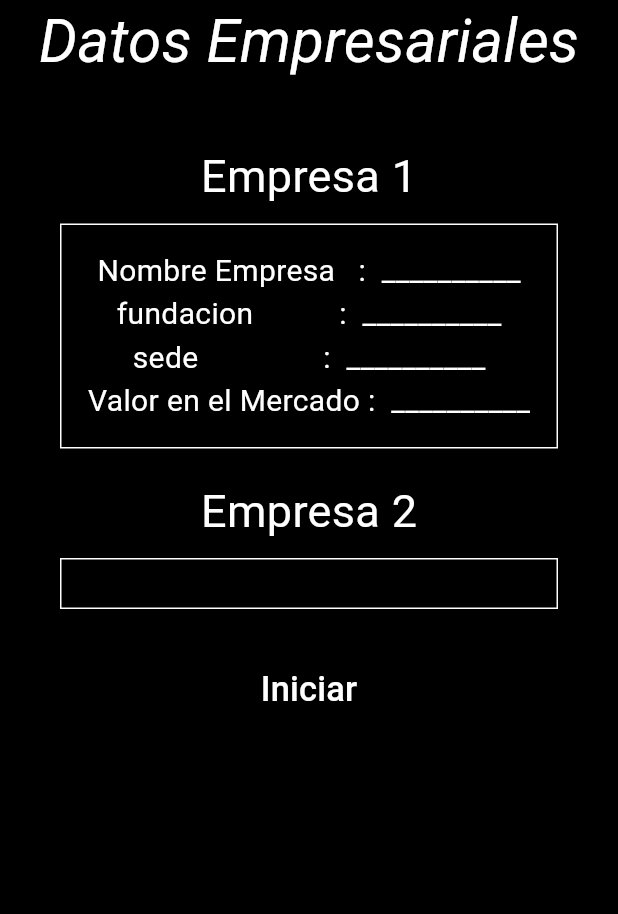
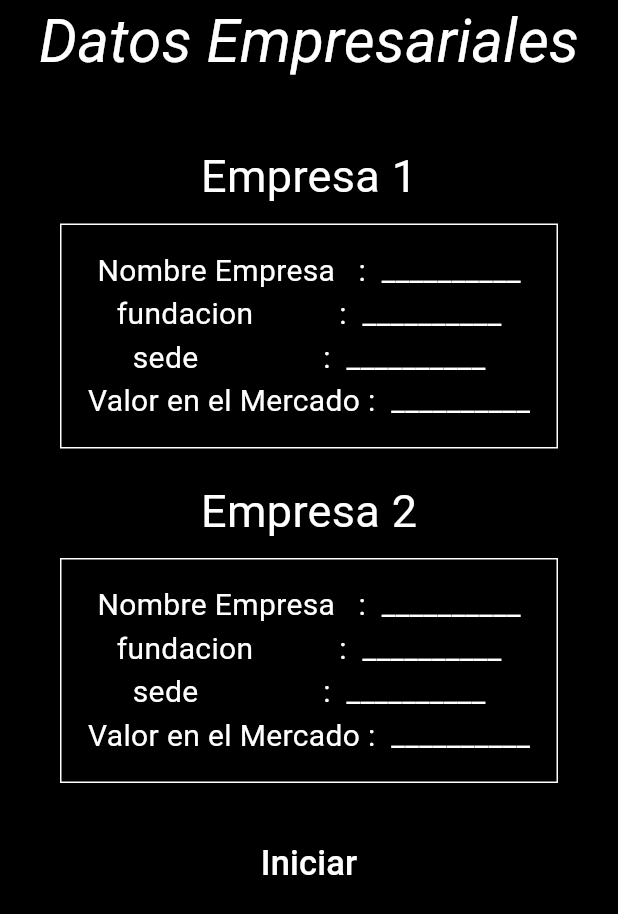
Before and after one commit to julio763284/Proyecto-21-08-2025, a Flutter app: the screen it shows after launch, on a phone screen of 412 x 824 dp. Shown: the top 914 px of the screen. Run offline on Flutter 3.47's test engine with Material 3 defaults, Android fonts, the phone set to English and light mode, and no system bars; our stand-ins replace bloc, equatable, flutter_bloc.

```diff
--- a/app/lib/features/model/modelo.dart
+++ b/app/lib/features/model/modelo.dart
@@ -9,6 +9,6 @@ class Modelo {
     nombreEmpresa = json['nombre_aplicacion'];
     fundacion = json['fundacion'];
     sede = json['sede'];
-    valorenbolsa = json['valor_en_el_mercado'];
+    valorenbolsa = json['Valor_en_el_mercado'];
   }
 }
--- a/app/lib/features/model/modelo2.dart
+++ b/app/lib/features/model/modelo2.dart
@@ -9,6 +9,6 @@ class Modelo2 {
     nombreEmpresa = json['nombre_aplicacion'];
     fundacion = json['fundacion'];
     sede = json['sede'];
-    valorenbolsa = json['valor_en_el_mercado'];
+    valorenbolsa = json['Valor_en_el_mercado'];
   }
 }
--- a/app/lib/main.dart
+++ b/app/lib/main.dart
@@ -1,9 +1,12 @@
+import 'package:app/Features/Bloc/eventos.dart';
 import 'package:app/features/cubit/cubit.dart';
+import 'package:app/features/bloc/bloc.dart';
 import 'package:flutter/material.dart';
 import 'package:app/features/Widgets/Vistas1cuadro.dart';
+import 'package:app/features/Widgets/Vistas2cuadro.dart';
 import 'package:flutter_bloc/flutter_bloc.dart';
 
-void main(){
+void main() {
   runApp(Myapp());
 }
 
@@ -12,31 +15,46 @@ class Myapp extends StatelessWidget {
 
   @override
   Widget build(BuildContext context) {
-    return BlocProvider(create: (_) => Manejadordeestados(), child: const Homepage(),);
-
+    return MultiBlocProvider(
+      providers: [
+        BlocProvider(create: (_) => Manejadordeestados()),
+        BlocProvider(create: (_) => Logicabloc()),
+      ],
+      child: Homepage(),
+    );
   }
 }
 
 class Homepage extends StatelessWidget {
-  const Homepage({
-    super.key,
-  });
+  const Homepage({super.key});
 
   @override
-
   Widget build(BuildContext context) {
     final appcubit = context.read<Manejadordeestados>();
+    final appbloc = context.read<Logicabloc>();
     return MaterialApp(
       home: Scaffold(
         backgroundColor: Colors.black,
         appBar: AppBar(
           backgroundColor: Colors.black12,
-          title: Text(' Datos Empresariales ', style: TextStyle(color: Colors.white , fontStyle: FontStyle.italic , fontSize: 40),), centerTitle: true,),
+          title: Text(
+            ' Datos Empresariales ',
+            style: TextStyle(
+              color: Colors.white,
+              fontStyle: FontStyle.italic,
+              fontSize: 40,
+            ),
+          ),
+          centerTitle: true,
+        ),
         body: Padding(
           padding: const EdgeInsets.all(40),
           child: Column(
             children: [
-               const Text("Empresa 1" ,style: TextStyle(color: Colors.white , fontSize: 30,),),
+              const Text(
+                "Empresa 1",
+                style: TextStyle(color: Colors.white, fontSize: 30),
+              ),
               const SizedBox(height: 10),
               Container(
                 width: double.infinity,
@@ -48,9 +66,11 @@ class Homepage extends StatelessWidget {
                 child: Cuadro1(),
               ),
 
-
               const SizedBox(height: 20),
-              const Text("Empresa 2" ,style: TextStyle(color: Colors.white , fontSize: 30,),),
+              const Text(
+                "Empresa 2",
+                style: TextStyle(color: Colors.white, fontSize: 30),
+              ),
               const SizedBox(height: 10),
               Container(
                 width: double.infinity,
@@ -59,21 +79,24 @@ class Homepage extends StatelessWidget {
                   color: Colors.black,
                   border: Border.all(color: Colors.white),
                 ),
+                child: Cuadro2(),
               ),
 
               const SizedBox(height: 30),
               ElevatedButton(
                 style: ElevatedButton.styleFrom(backgroundColor: Colors.black),
-              onPressed: () => appcubit.peticiondatos(),
-              child: const Text(" Iniciar " , style: TextStyle(color: Colors.white, fontSize: 23), ),
+                onPressed: () {
+                  appcubit.peticiondatos();
+                  appbloc.add(CargaEvento());
+                },
+                child: const Text(
+                  " Iniciar ",
+                  style: TextStyle(color: Colors.white, fontSize: 23),
                 ),
-
+              ),
             ],
-
           ),
-
         ),
-
       ),
     );
   }
```
Also changed, not shown: app/lib/features/bloc/bloc.dart (indentation only). Lines whose indentation alone changed are shown as unchanged.
